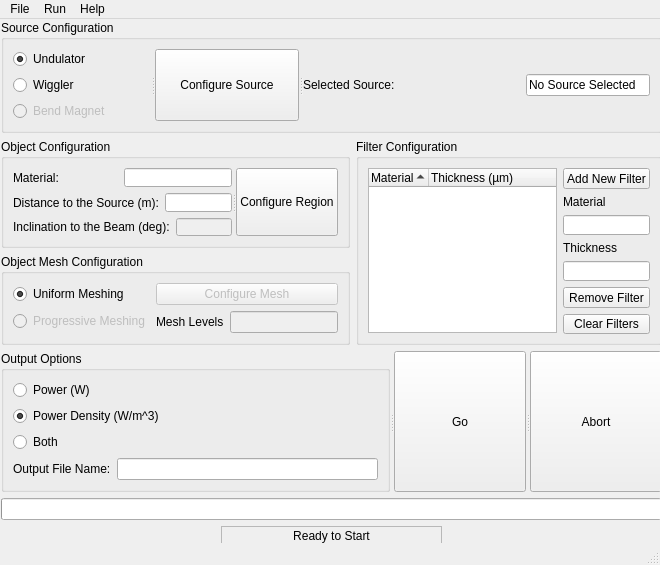
Above: ui/heatloadmatrix_ui.ui from Jarmill/HeatLoadMatrix before the change. Below: the same form after it.
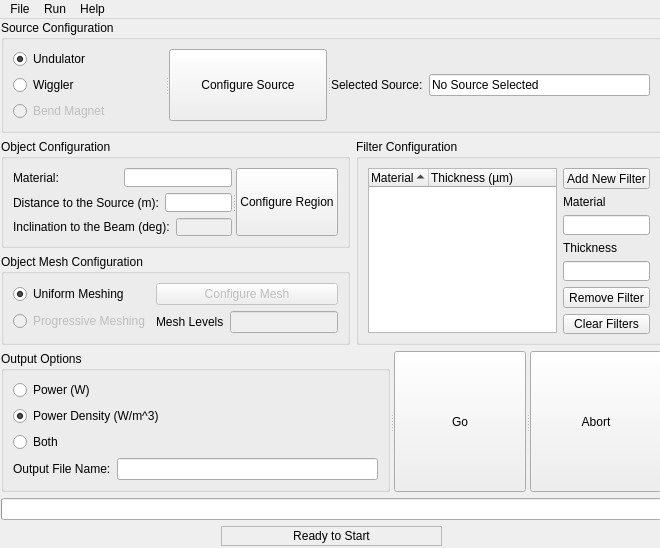
That is the form after the change.

The edit to the form file:
```diff
--- a/ui/heatloadmatrix_ui.ui
+++ b/ui/heatloadmatrix_ui.ui
@@ -7,7 +7,7 @@
     <x>0</x>
     <y>0</y>
     <width>660</width>
-    <height>565</height>
+    <height>548</height>
    </rect>
   </property>
   <property name="windowTitle">
@@ -86,19 +86,6 @@
               </property>
              </widget>
             </item>
-            <item>
-             <spacer name="horizontalSpacer_4">
-              <property name="orientation">
-               <enum>Qt::Horizontal</enum>
-              </property>
-              <property name="sizeHint" stdset="0">
-               <size>
-                <width>40</width>
-                <height>20</height>
-               </size>
-              </property>
-             </spacer>
-            </item>
             <item>
              <widget class="QLineEdit" name="imported_source">
               <property name="text">
@@ -628,7 +615,6 @@
    <addaction name="menuRun"/>
    <addaction name="menuHelp"/>
   </widget>
-  <widget class="QStatusBar" name="statusbar"/>
   <action name="actionClose">
    <property name="text">
     <string>Close</string>
```
